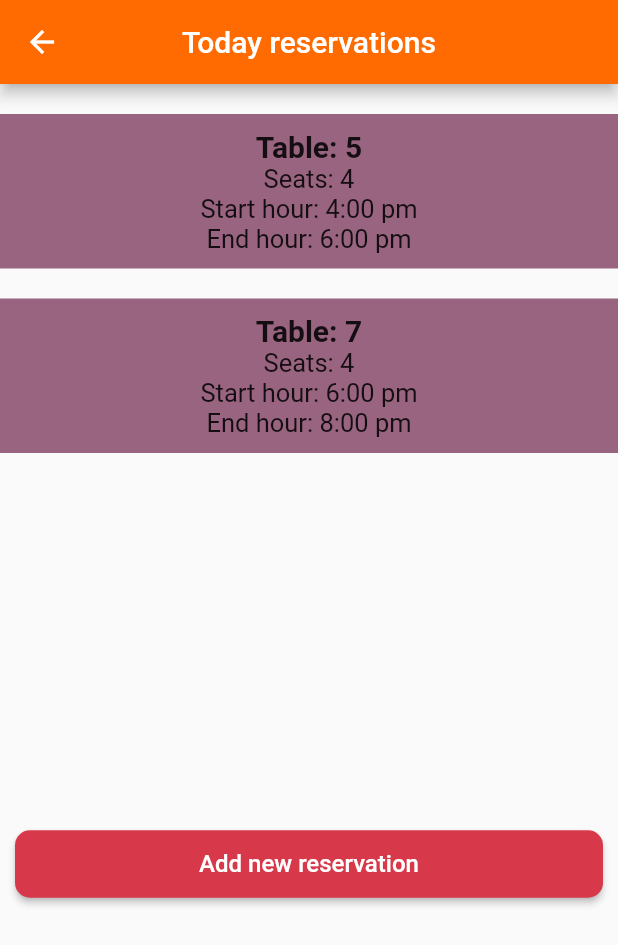
After one commit to avperezb/BBControl, a Flutter app: the ReservationsList screen opened directly, on a phone screen of 412 x 824 dp. The commit adds this screen. Shown: the top 945 px of the screen. Run offline on Flutter 3.47's test engine with Material 2 defaults, Android fonts, the phone set to English and light mode, and no system bars; our stand-ins replace firebase_auth, sqflite; accounts and stored records are empty.

Commit message:
actualización

```diff
--- /dev/null
+++ b/bbcontrol/lib/Setup/Database/database_creator.dart
@@ -0,0 +1,65 @@
+import 'dart:async';
+import 'package:sqflite/sqflite.dart';
+
+class Reservation {
+
+  int id;
+  bool matchMode;
+  int seats;
+  DateTime startDate;
+  DateTime endDate;
+  String user;
+
+  Reservation(int id, bool matchMode, int seats, DateTime startDate, DateTime endDate, String user){
+    this.id = id;
+    this.matchMode = matchMode;
+    this.seats = seats;
+    this.startDate = startDate;
+    this.endDate = endDate;
+    this.user = user;
+  }
+
+  Map<String, dynamic> toMap() {
+    return {
+      "id": id,
+      "seats": seats,
+      "startDate": startDate,
+      "endDate": endDate,
+      "user": user,
+    };
+  }
+
+  Reservation.fromMap(Map<String, dynamic> map){
+    id = map['id'];
+    matchMode = map['matchMode'];
+    seats = map['seats'];
+    startDate = map['startDate'];
+    endDate = map['endDate'];
+    user = map['user'];
+  }
+}
+
+class ReservationDatabase{
+
+  Database _db;
+
+  Future initDB() async {
+    _db = await openDatabase('reservations_database.db',
+      version: 1, onCreate: (Database db, int version){
+        db.execute("CREATE TABLE reservations (id INTEGER PRIMARY KEY, matchMode BOOLEAN, seats INTEGER, startDate DATE, endDate DATE, user TEXT);"
+        );
+      },
+    );
+  }
+
+  Future<void> insert(Reservation reservation) async{
+    _db.insert("reservations", reservation.toMap());
+    print(await _db.insert("reservations", reservation.toMap()));
+  }
+
+  Future<List<Reservation>> getAllReservations() async {
+    List<Map<String, dynamic>>results = await _db.query("reservations");
+    print("Got: ${results.length}");
+    return results.map((map) => Reservation.fromMap(map)).toList();
+  }
+}
--- a/bbcontrol/lib/Setup/Pages/logIn.dart
+++ b/bbcontrol/lib/Setup/Pages/logIn.dart
@@ -103,7 +103,9 @@ class _LoginPageState extends State<LoginPage>{
       _formKey.currentState.save();
       try{
         FirebaseUser user = (await FirebaseAuth.instance.signInWithEmailAndPassword(email: _email, password: _password)).user;
-        Navigator.push(context, MaterialPageRoute(builder: (context) => Home(user: user)));
+        Navigator.pushReplacement(
+            context,
+            MaterialPageRoute(builder: (context) => Home()));
       }catch(e) {
         print(e.message);
       }
@@ -111,7 +113,6 @@ class _LoginPageState extends State<LoginPage>{
   }
 
   void navigateToSignUp(){
-    print('holaaa navig');
     Navigator.push(context, MaterialPageRoute(builder: (context) => SignUpPage()));
   }
 
--- /dev/null
+++ b/bbcontrol/lib/Setup/Pages/reservationsList.dart
@@ -0,0 +1,128 @@
+import 'package:bbcontrol/Setup/Database/database_creator.dart';
+import 'package:bbcontrol/Setup/Pages/reservations.dart';
+import 'package:flutter/cupertino.dart';
+import 'package:flutter/material.dart';
+
+class ReservationsList extends StatelessWidget {
+  ReservationDatabase db = new ReservationDatabase();
+
+  Widget build(BuildContext context) {
+    return Scaffold(
+      appBar: AppBar(
+        title: Text('Today reservations'),
+          centerTitle: true,
+        backgroundColor: const Color(0xFFFF6B00),
+      ),
+      body: Column(
+        crossAxisAlignment: CrossAxisAlignment.stretch,
+        children: <Widget>[
+          Container(
+            margin: EdgeInsets.fromLTRB(0.0, 20.0, 0.0, 0.0),
+            padding: EdgeInsets.fromLTRB(0.0, 10.0, 0.0, 10.0),
+            color: const Color(0xFF996480),
+              child: Column(
+                children: <Widget>[
+                  Text('Table: 5',
+                    style: TextStyle(
+                      fontSize: 20,
+                      fontWeight: FontWeight.bold
+                    ),
+                  ),
+                  Text('Seats: 4',
+                    style: TextStyle(
+                      fontSize: 17
+                  ),
+                  ),
+                  Text('Start hour: 4:00 pm',
+                    style: TextStyle(
+                        fontSize: 17
+                    ),
+                  ),
+                  Text('End hour: 6:00 pm',
+                    style: TextStyle(
+                        fontSize: 17
+                  ),
+                  ),
+                ],
+              ),
+          ),
+          Container(
+            margin: EdgeInsets.fromLTRB(0.0, 20.0, 0.0, 0.0),
+            padding: EdgeInsets.fromLTRB(0.0, 10.0, 0.0, 10.0),
+            color: const Color(0xFF996480),
+            child: Column(
+              children: <Widget>[
+                Text('Table: 7',
+                  style: TextStyle(
+                      fontSize: 20,
+                      fontWeight: FontWeight.bold
+                  ),
+                ),
+                Text('Seats: 4',
+                  style: TextStyle(
+                      fontSize: 17
+                  ),
+                ),
+                Text('Start hour: 6:00 pm',
+                  style: TextStyle(
+                      fontSize: 17
+                  ),
+                ),
+                Text('End hour: 8:00 pm',
+                  style: TextStyle(
+                      fontSize: 17
+                  ),
+                ),
+              ],
+            ),
+
+          ),
+          Container(
+            margin: EdgeInsets.fromLTRB(10.0, 250.0, 10.0, 0.0),
+            child: RaisedButton(
+              padding: EdgeInsets.fromLTRB(0.0, 13.0, 0.0, 13.0),
+              shape: RoundedRectangleBorder(
+                borderRadius: new BorderRadius.circular(10.0),
+              ),
+              color: const Color(0xFFD7384A),
+              onPressed:(){ Navigator.push(context, MaterialPageRoute(builder: (context) => Reservations()));},
+              child: Text('Add new reservation',
+                style: TextStyle(
+                    color: Colors.white,
+                    fontSize: 16
+                ),),
+            ),
+          ),
+        ],
+      ),
+    );
+  }
+
+  showList(BuildContext bc) {
+    return FutureBuilder(
+      future: db.getAllReservations(),
+      builder: (BuildContext context,
+          AsyncSnapshot<List<Reservation>> snapshot) {
+        return ListView(
+          children: <Widget>[
+            for (Reservation reservation in snapshot.data)
+              ListTile(title: Text(reservation.user))
+          ],
+        );
+      },
+    );
+  }
+
+  void getR(Reservation r){
+    db.insert(r);
+  }
+
+}
+/*return FutureBuilder(
+future: db.initDB(),
+builder: (BuildContext context, snapshot){
+if(snapshot.connectionState == ConnectionState.done && snapshot.hasData){
+return showList(context);
+}else{
+return Reservations();
+ */
--- a/bbcontrol/pubspec.yaml
+++ b/bbcontrol/pubspec.yaml
@@ -20,6 +20,8 @@ dependencies:
   flutter:
     sdk: flutter
   firebase_auth: ^0.15.5+3
+  sqflite: ^1.3.0
+  intl: ^0.15.8
   # The following adds the Cupertino Icons font to your application.
   # Use with the CupertinoIcons class for iOS style icons.
   cupertino_icons: ^0.1.2
```
Also changed, not shown: bbcontrol/lib/Setup/Pages/home.dart (+3 -7 lines), bbcontrol/lib/Setup/Pages/reservations.dart (+184 -14 lines), bbcontrol/pubspec.lock.
